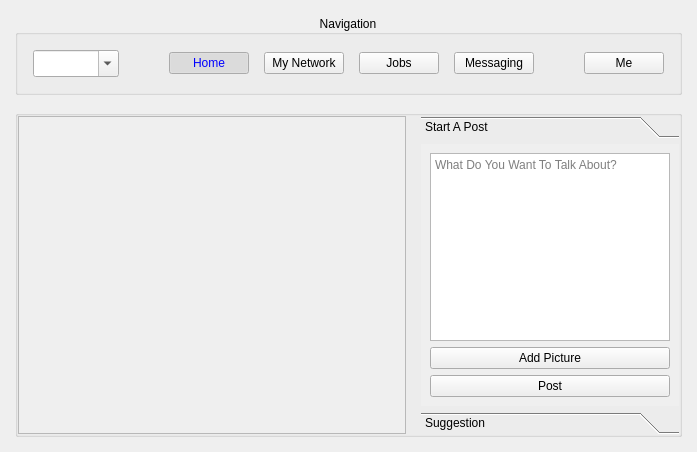
Qt form Forms/home.ui (Sobrah/Linkedin) before a commit.
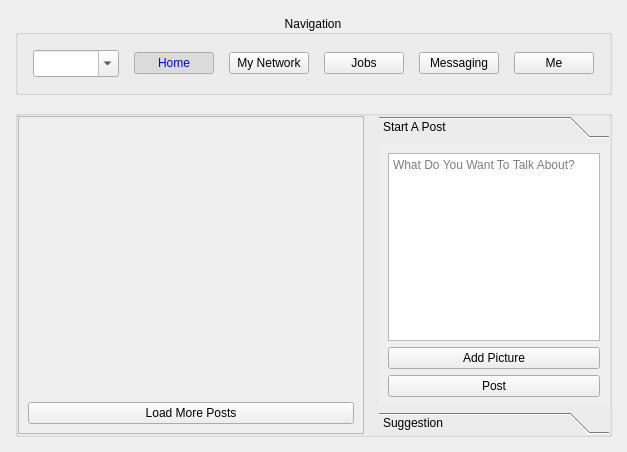
The same form after that commit.

```diff
--- a/Forms/home.ui
+++ b/Forms/home.ui
@@ -6,7 +6,7 @@
    <rect>
     <x>0</x>
     <y>0</y>
-    <width>697</width>
+    <width>617</width>
     <height>452</height>
    </rect>
   </property>
@@ -208,7 +208,7 @@
           <rect>
            <x>0</x>
            <y>0</y>
-           <width>388</width>
+           <width>340</width>
            <height>328</height>
           </rect>
          </property>
@@ -226,6 +226,13 @@
             </property>
            </spacer>
           </item>
+          <item>
+           <widget class="QPushButton" name="loadMorePostsButton">
+            <property name="text">
+             <string>Load More Posts</string>
+            </property>
+           </widget>
+          </item>
          </layout>
         </widget>
        </widget>
@@ -240,7 +247,7 @@
           <rect>
            <x>0</x>
            <y>0</y>
-           <width>260</width>
+           <width>228</width>
            <height>270</height>
           </rect>
          </property>
```
Left out of the diff: 5 changed lines with no effect on the pictures.
